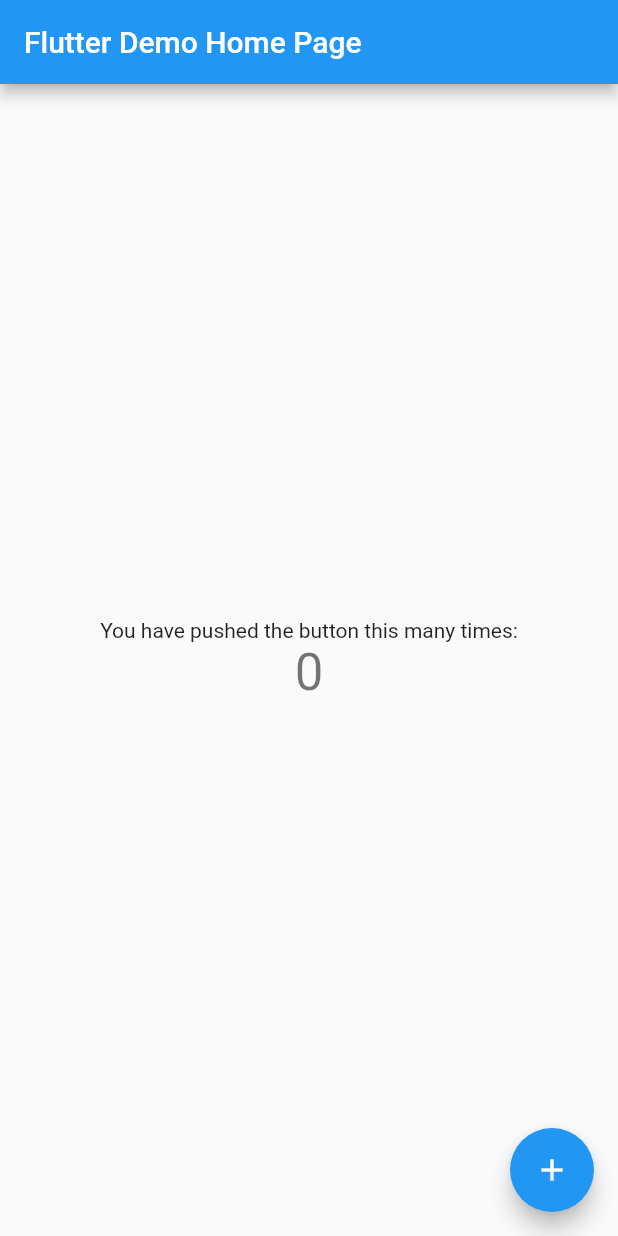
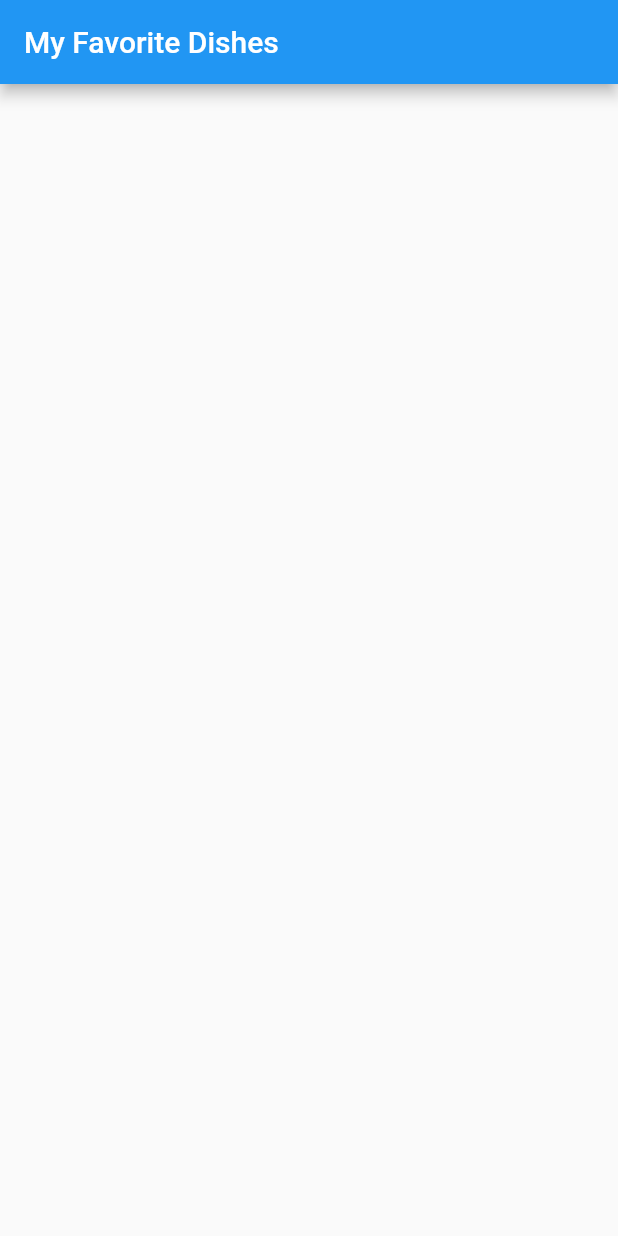
Before and after one commit to eRuaro/favorite_foods, a Flutter app: the screen it shows after launch, on a phone screen of 412 x 824 dp. Run offline on Flutter 3.47's test engine with Material 2 defaults, Android fonts, the phone set to English and light mode, and no system bars.

Commit message:
created unedited homescreen

```diff
--- a/lib/main.dart
+++ b/lib/main.dart
@@ -1,3 +1,4 @@
+import 'package:favorite_foods/screens/home_screen.dart';
 import 'package:flutter/material.dart';
 
 void main() {
@@ -5,109 +6,15 @@ void main() {
 }
 
 class MyApp extends StatelessWidget {
-  // This widget is the root of your application.
   @override
   Widget build(BuildContext context) {
     return MaterialApp(
       title: 'Flutter Demo',
+      debugShowCheckedModeBanner: false,
       theme: ThemeData(
-        // This is the theme of your application.
-        //
-        // Try running your application with "flutter run". You'll see the
-        // application has a blue toolbar. Then, without quitting the app, try
-        // changing the primarySwatch below to Colors.green and then invoke
-        // "hot reload" (press "r" in the console where you ran "flutter run",
-        // or simply save your changes to "hot reload" in a Flutter IDE).
-        // Notice that the counter didn't reset back to zero; the application
-        // is not restarted.
         primarySwatch: Colors.blue,
       ),
-      home: MyHomePage(title: 'Flutter Demo Home Page'),
+      home: HomeScreen(),
     );
   }
 }
-
-class MyHomePage extends StatefulWidget {
-  MyHomePage({Key? key, required this.title}) : super(key: key);
-
-  // This widget is the home page of your application. It is stateful, meaning
-  // that it has a State object (defined below) that contains fields that affect
-  // how it looks.
-
-  // This class is the configuration for the state. It holds the values (in this
-  // case the title) provided by the parent (in this case the App widget) and
-  // used by the build method of the State. Fields in a Widget subclass are
-  // always marked "final".
-
-  final String title;
-
-  @override
-  _MyHomePageState createState() => _MyHomePageState();
-}
-
-class _MyHomePageState extends State<MyHomePage> {
-  int _counter = 0;
-
-  void _incrementCounter() {
-    setState(() {
-      // This call to setState tells the Flutter framework that something has
-      // changed in this State, which causes it to rerun the build method below
-      // so that the display can reflect the updated values. If we changed
-      // _counter without calling setState(), then the build method would not be
-      // called again, and so nothing would appear to happen.
-      _counter++;
-    });
-  }
-
-  @override
-  Widget build(BuildContext context) {
-    // This method is rerun every time setState is called, for instance as done
-    // by the _incrementCounter method above.
-    //
-    // The Flutter framework has been optimized to make rerunning build methods
-    // fast, so that you can just rebuild anything that needs updating rather
-    // than having to individually change instances of widgets.
-    return Scaffold(
-      appBar: AppBar(
-        // Here we take the value from the MyHomePage object that was created by
-        // the App.build method, and use it to set our appbar title.
-        title: Text(widget.title),
-      ),
-      body: Center(
-        // Center is a layout widget. It takes a single child and positions it
-        // in the middle of the parent.
-        child: Column(
-          // Column is also a layout widget. It takes a list of children and
-          // arranges them vertically. By default, it sizes itself to fit its
-          // children horizontally, and tries to be as tall as its parent.
-          //
-          // Invoke "debug painting" (press "p" in the console, choose the
-          // "Toggle Debug Paint" action from the Flutter Inspector in Android
-          // Studio, or the "Toggle Debug Paint" command in Visual Studio Code)
-          // to see the wireframe for each widget.
-          //
-          // Column has various properties to control how it sizes itself and
-          // how it positions its children. Here we use mainAxisAlignment to
-          // center the children vertically; the main axis here is the vertical
-          // axis because Columns are vertical (the cross axis would be
-          // horizontal).
-          mainAxisAlignment: MainAxisAlignment.center,
-          children: <Widget>[
-            Text(
-              'You have pushed the button this many times:',
-            ),
-            Text(
-              '$_counter',
-              style: Theme.of(context).textTheme.headline4,
-            ),
-          ],
-        ),
-      ),
-      floatingActionButton: FloatingActionButton(
-        onPressed: _incrementCounter,
-        tooltip: 'Increment',
-        child: Icon(Icons.add),
-      ), // This trailing comma makes auto-formatting nicer for build methods.
-    );
-  }
-}
--- /dev/null
+++ b/lib/screens/home_screen.dart
@@ -0,0 +1,14 @@
+import 'package:flutter/material.dart';
+
+class HomeScreen extends StatelessWidget {
+  const HomeScreen({Key? key}) : super(key: key);
+
+  @override
+  Widget build(BuildContext context) {
+    return Scaffold(
+      appBar: AppBar(
+        title: Text('My Favorite Dishes'),
+      ),
+    );
+  }
+}
```
